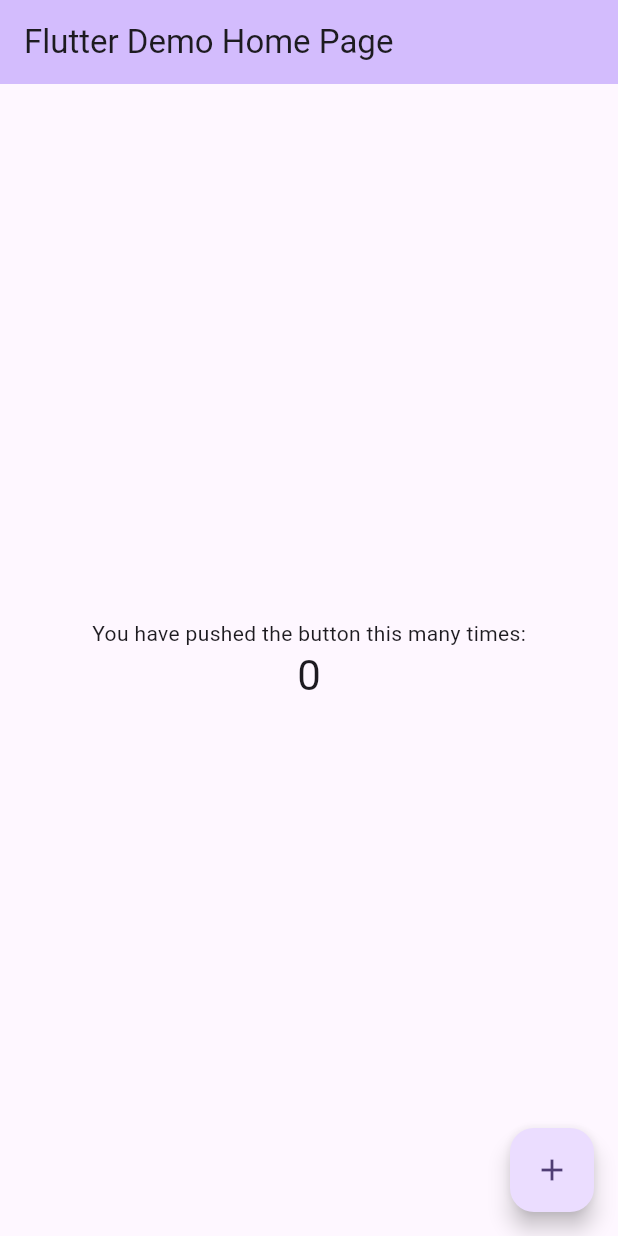
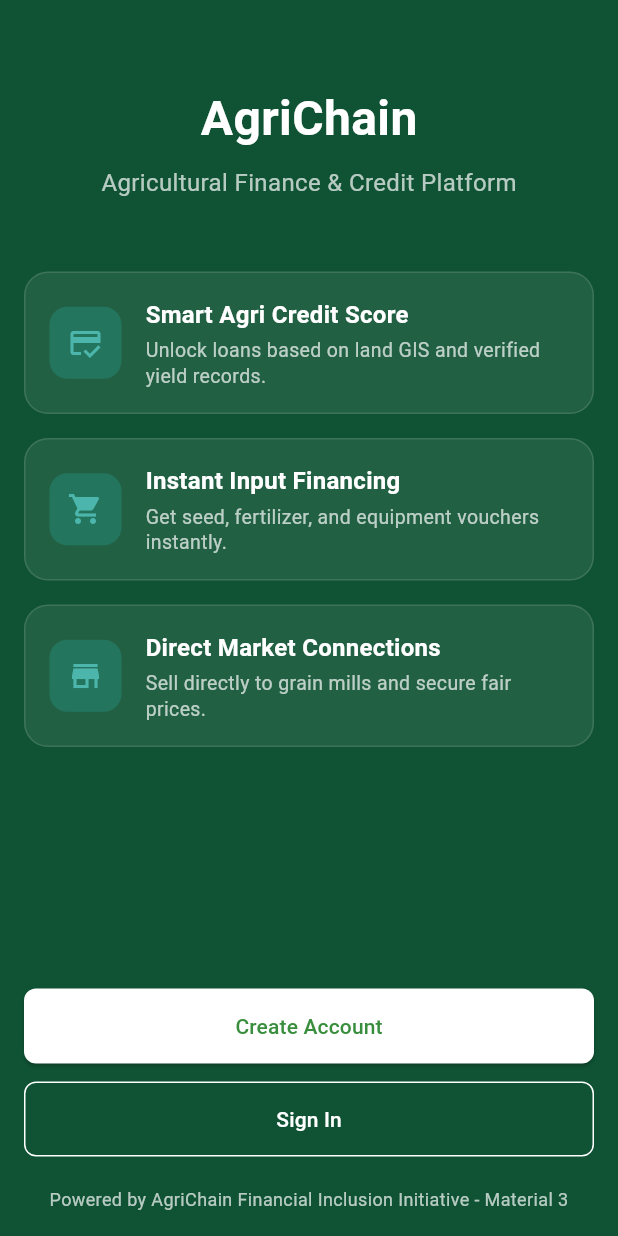
Before and after one commit to BrightBanda/agrichain, a Flutter app: the screen it shows after launch, on a phone screen of 412 x 824 dp. Run offline on Flutter 3.47's test engine with Material 3 defaults, Android fonts, the phone set to English and light mode, and no system bars.

Commit message:
feat:created landing page

```diff
--- a/lib/main.dart
+++ b/lib/main.dart
@@ -1,3 +1,4 @@
+import 'package:agri/src/presentation/view/landing_page.dart';
 import 'package:flutter/material.dart';
 
 void main() {
@@ -11,112 +12,14 @@ class MyApp extends StatelessWidget {
   @override
   Widget build(BuildContext context) {
     return MaterialApp(
-      title: 'Flutter Demo',
+      debugShowCheckedModeBanner: false,
+      title: 'AgriChain',
       theme: ThemeData(
-        // This is the theme of your application.
-        //
-        // TRY THIS: Try running your application with "flutter run". You'll see
-        // the application has a purple toolbar. Then, without quitting the app,
-        // try changing the seedColor in the colorScheme below to Colors.green
-        // and then invoke "hot reload" (save your changes or press the "hot
-        // reload" button in a Flutter-supported IDE, or press "r" if you used
-        // the command line to start the app).
-        //
-        // Notice that the counter didn't reset back to zero; the application
-        // state is not lost during the reload. To reset the state, use hot
-        // restart instead.
-        //
-        // This works for code too, not just values: Most code changes can be
-        // tested with just a hot reload.
-        colorScheme: ColorScheme.fromSeed(seedColor: Colors.deepPurple),
+        primarySwatch: Colors.green,
       ),
-      home: const MyHomePage(title: 'Flutter Demo Home Page'),
+      home: const LandingPage(),
+
     );
   }
+
 }
-
-class MyHomePage extends StatefulWidget {
-  const MyHomePage({super.key, required this.title});
-
-  // This widget is the home page of your application. It is stateful, meaning
-  // that it has a State object (defined below) that contains fields that affect
-  // how it looks.
-
-  // This class is the configuration for the state. It holds the values (in this
-  // case the title) provided by the parent (in this case the App widget) and
-  // used by the build method of the State. Fields in a Widget subclass are
-  // always marked "final".
-
-  final String title;
-
-  @override
-  State<MyHomePage> createState() => _MyHomePageState();
-}
-
-class _MyHomePageState extends State<MyHomePage> {
-  int _counter = 0;
-
-  void _incrementCounter() {
-    setState(() {
-      // This call to setState tells the Flutter framework that something has
-      // changed in this State, which causes it to rerun the build method below
-      // so that the display can reflect the updated values. If we changed
-      // _counter without calling setState(), then the build method would not be
-      // called again, and so nothing would appear to happen.
-      _counter++;
-    });
-  }
-
-  @override
-  Widget build(BuildContext context) {
-    // This method is rerun every time setState is called, for instance as done
-    // by the _incrementCounter method above.
-    //
-    // The Flutter framework has been optimized to make rerunning build methods
-    // fast, so that you can just rebuild anything that needs updating rather
-    // than having to individually change instances of widgets.
-    return Scaffold(
-      appBar: AppBar(
-        // TRY THIS: Try changing the color here to a specific color (to
-        // Colors.amber, perhaps?) and trigger a hot reload to see the AppBar
-        // change color while the other colors stay the same.
-        backgroundColor: Theme.of(context).colorScheme.inversePrimary,
-        // Here we take the value from the MyHomePage object that was created by
-        // the App.build method, and use it to set our appbar title.
-        title: Text(widget.title),
-      ),
-      body: Center(
-        // Center is a layout widget. It takes a single child and positions it
-        // in the middle of the parent.
-        child: Column(
-          // Column is also a layout widget. It takes a list of children and
-          // arranges them vertically. By default, it sizes itself to fit its
-          // children horizontally, and tries to be as tall as its parent.
-          //
-          // Column has various properties to control how it sizes itself and
-          // how it positions its children. Here we use mainAxisAlignment to
-          // center the children vertically; the main axis here is the vertical
-          // axis because Columns are vertical (the cross axis would be
-          // horizontal).
-          //
-          // TRY THIS: Invoke "debug painting" (choose the "Toggle Debug Paint"
-          // action in the IDE, or press "p" in the console), to see the
-          // wireframe for each widget.
-          mainAxisAlignment: MainAxisAlignment.center,
-          children: <Widget>[
-            const Text('You have pushed the button this many times:'),
-            Text(
-              '$_counter',
-              style: Theme.of(context).textTheme.headlineMedium,
-            ),
-          ],
-        ),
-      ),
-      floatingActionButton: FloatingActionButton(
-        onPressed: _incrementCounter,
-        tooltip: 'Increment',
-        child: const Icon(Icons.add),
-      ), // This trailing comma makes auto-formatting nicer for build methods.
-    );
-  }
-}
--- /dev/null
+++ b/lib/src/presentation/view/landing_page.dart
@@ -0,0 +1,98 @@
+import 'package:agri/src/utils/feature_card.dart';
+import 'package:agri/src/utils/primary_button.dart';
+import 'package:agri/src/utils/secondary_button.dart';
+import 'package:flutter/material.dart';
+
+/// =======================
+/// View (UI Layer)
+/// =======================
+class LandingPage extends StatelessWidget {
+  const LandingPage({super.key});
+
+  @override
+  Widget build(BuildContext context) {
+    return Scaffold(
+      backgroundColor: const Color(0xFF0F5234),
+      body: SafeArea(
+        child: Padding(
+          padding: const EdgeInsets.all(16.0),
+          child: Column(
+            crossAxisAlignment: CrossAxisAlignment.center,
+            children: [
+              const SizedBox(height: 40),
+              const Text(
+                "AgriChain",
+                style: TextStyle(
+                  fontSize: 32,
+                  fontWeight: FontWeight.bold,
+                  color: Colors.white,
+                ),
+              ),
+              const SizedBox(height: 8),
+              const Text(
+                "Agricultural Finance & Credit Platform",
+                style: TextStyle(
+                  fontSize: 16,
+                  color: Colors.white70,
+                ),
+              ),
+              const SizedBox(height: 40),
+
+              /// Features Section
+              Expanded(
+                child: ListView(
+                  children: const [
+                    FeatureCard(
+                      icon: Icons.credit_score,
+                      title: "Smart Agri Credit Score",
+                      description:
+                          "Unlock loans based on land GIS and verified yield records.",
+                    ),
+                    FeatureCard(
+                      icon: Icons.shopping_cart,
+                      title: "Instant Input Financing",
+                      description:
+                          "Get seed, fertilizer, and equipment vouchers instantly.",
+                    ),
+                    FeatureCard(
+                      icon: Icons.store,
+                      title: "Direct Market Connections",
+                      description:
+                          "Sell directly to grain mills and secure fair prices.",
+                    ),
+                  ],
+                ),
+              ),
+
+              /// Buttons Section
+              const SizedBox(height: 20),
+              PrimaryButton(
+                label: "Create Account",
+                onPressed: () {
+                  // Logic handled later
+                },
+              ),
+              const SizedBox(height: 12),
+              SecondaryButton(
+                label: "Sign In",
+                onPressed: () {
+                  // Logic handled later
+                },
+              ),
+
+              const SizedBox(height: 20),
+              const Text(
+                "Powered by AgriChain Financial Inclusion Initiative - Material 3",
+                textAlign: TextAlign.center,
+                style: TextStyle(
+                  fontSize: 12,
+                  color: Colors.white70,
+                ),
+              ),
+            ],
+          ),
+        ),
+      ),
+    );
+  }
+}
--- /dev/null
+++ b/lib/src/utils/feature_card.dart
@@ -0,0 +1,77 @@
+import 'package:flutter/material.dart';
+
+class FeatureCard extends StatelessWidget {
+  final IconData icon;
+  final String title;
+  final String description;
+
+  const FeatureCard({
+    super.key,
+    required this.icon,
+    required this.title,
+    required this.description,
+  });
+
+  @override
+  Widget build(BuildContext context) {
+    return Container(
+      margin: const EdgeInsets.symmetric(vertical: 8.0),
+      padding: const EdgeInsets.all(16.0),
+      decoration: BoxDecoration(
+        color: Colors.white.withOpacity(0.08), // Translucent card background
+        borderRadius: BorderRadius.circular(16.0),
+        border: Border.all(
+          color: Colors.white.withOpacity(0.12), // Subtle border outline
+          width: 1,
+        ),
+      ),
+      child: Row(
+        crossAxisAlignment: CrossAxisAlignment.center,
+        children: [
+          // Icon Container with rounded background
+          Container(
+            width: 48,
+            height: 48,
+            decoration: BoxDecoration(
+              color: const Color(0xFF26A69A).withOpacity(0.3), // Mint green container
+              borderRadius: BorderRadius.circular(12.0),
+            ),
+            child: Icon(
+              icon,
+              color: const Color(0xFF4DB6AC), // Accent green icon color
+              size: 24,
+            ),
+          ),
+          const SizedBox(width: 16),
+          // Text Content
+          Expanded(
+            child: Column(
+              crossAxisAlignment: CrossAxisAlignment.start,
+              mainAxisSize: MainAxisSize.min,
+              children: [
+                Text(
+                  title,
+                  style: const TextStyle(
+                    fontSize: 16,
+                    fontWeight: FontWeight.bold,
+                    color: Colors.white,
+                    letterSpacing: 0.2,
+                  ),
+                ),
+                const SizedBox(height: 4),
+                Text(
+                  description,
+                  style: TextStyle(
+                    fontSize: 13,
+                    height: 1.3,
+                    color: Colors.white.withOpacity(0.7),
+                  ),
+                ),
+              ],
+            ),
+          ),
+        ],
+      ),
+    );
+  }
+}
--- /dev/null
+++ b/lib/src/utils/primary_button.dart
@@ -0,0 +1,29 @@
+import 'package:flutter/material.dart';
+
+
+class PrimaryButton extends StatelessWidget {
+  final String label;
+  final VoidCallback onPressed;
+
+  const PrimaryButton({
+    super.key,
+    required this.label,
+    required this.onPressed,
+  });
+
+  @override
+  Widget build(BuildContext context) {
+    return ElevatedButton(
+      style: ElevatedButton.styleFrom(
+        backgroundColor: Colors.white,
+        foregroundColor: Colors.green.shade700,
+        minimumSize: const Size(double.infinity, 50),
+        shape: RoundedRectangleBorder(
+          borderRadius: BorderRadius.circular(8),
+        ),
+      ),
+      onPressed: onPressed,
+      child: Text(label),
+    );
+  }
+}
--- /dev/null
+++ b/lib/src/utils/secondary_button.dart
@@ -0,0 +1,28 @@
+import 'package:flutter/material.dart';
+
+class SecondaryButton extends StatelessWidget {
+  final String label;
+  final VoidCallback onPressed;
+
+  const SecondaryButton({
+    super.key,
+    required this.label,
+    required this.onPressed,
+  });
+
+  @override
+  Widget build(BuildContext context) {
+    return OutlinedButton(
+      style: OutlinedButton.styleFrom(
+        foregroundColor: Colors.white,
+        side: const BorderSide(color: Colors.white),
+        minimumSize: const Size(double.infinity, 50),
+        shape: RoundedRectangleBorder(
+          borderRadius: BorderRadius.circular(8),
+        ),
+      ),
+      onPressed: onPressed,
+      child: Text(label),
+    );
+  }
+}
```
Also changed, not shown: lib/src/utils/test_util.dart (deleted), pubspec.lock.
